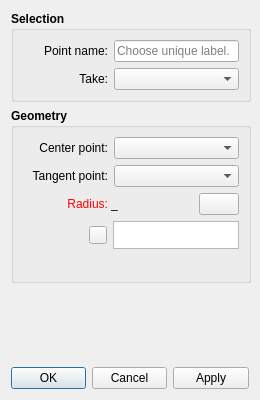
Qt form src/libs/vtools/dialogs/tools/intersect_circletangent_dialog.ui (FashionFreedom/Seamly2D) before a commit.
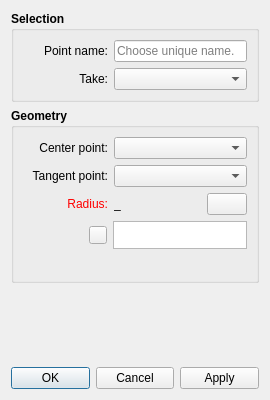
The same form after that commit. Icons and pictures are not drawn.

What changed in the file:
```diff
--- a/src/libs/vtools/dialogs/tools/intersect_circletangent_dialog.ui
+++ b/src/libs/vtools/dialogs/tools/intersect_circletangent_dialog.ui
@@ -6,7 +6,7 @@
    <rect>
     <x>0</x>
     <y>0</y>
-    <width>260</width>
+    <width>270</width>
     <height>400</height>
    </rect>
   </property>
@@ -18,7 +18,7 @@
   </property>
   <property name="minimumSize">
    <size>
-    <width>260</width>
+    <width>270</width>
     <height>400</height>
    </size>
   </property>
@@ -110,7 +110,7 @@
              <string>Unique label</string>
             </property>
             <property name="placeholderText">
-             <string>Choose unique label.</string>
+             <string>Choose unique name.</string>
             </property>
            </widget>
           </item>
```
Left out of the diff: 4 changed lines with no effect on the pictures.
